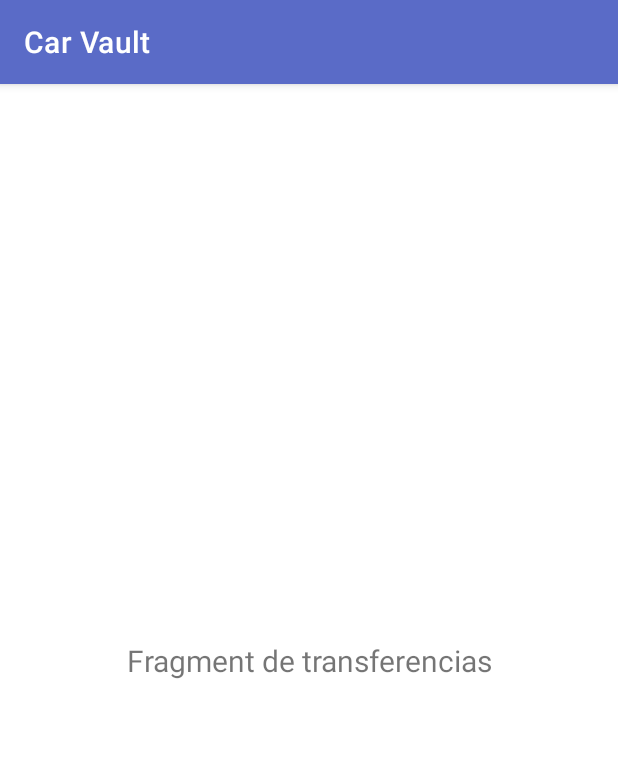
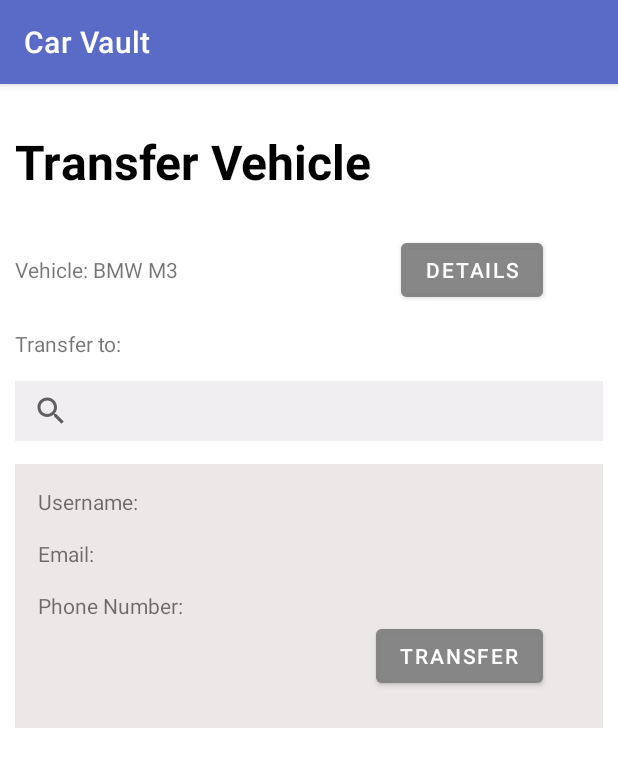
Before and after one commit to CarVault/CarVaultMobile, an Android app: the fragment TransferFragment shown on its own in the app's theme, on a phone screen of 412 x 824 dp. Shown: the top 767 px of the screen. Run offline under Robolectric (Android 15) with nearby library versions, the light colour scheme and no system bars.

Commit message:
Add transfer and settings pages

```diff
--- a/app/src/main/java/com/app/carvault/ui/settings/SettingsActivity.kt
+++ b/app/src/main/java/com/app/carvault/ui/settings/SettingsActivity.kt
@@ -1,12 +1,16 @@
 package com.app.carvault.ui.settings
 
+import android.content.Intent
 import androidx.appcompat.app.AppCompatActivity
 import android.os.Bundle
+import android.widget.Button
+import com.app.carvault.NavDrawer
 import com.app.carvault.R
 
 class SettingsActivity : AppCompatActivity() {
     override fun onCreate(savedInstanceState: Bundle?) {
         super.onCreate(savedInstanceState)
         setContentView(R.layout.activity_settings)
+
     }
 }
--- a/app/src/main/java/com/app/carvault/ui/transfers/TransferFragment.kt
+++ b/app/src/main/java/com/app/carvault/ui/transfers/TransferFragment.kt
@@ -5,6 +5,7 @@ import androidx.fragment.app.Fragment
 import android.view.LayoutInflater
 import android.view.View
 import android.view.ViewGroup
+import android.widget.Toast
 import com.app.carvault.R
 
 
@@ -15,7 +16,20 @@ class TransferFragment : Fragment() {
         savedInstanceState: Bundle?
     ): View? {
         // Inflate the layout for this fragment
-        return inflater.inflate(R.layout.fragment_transfer, container, false)
+         val v = inflater.inflate(R.layout.fragment_transfer, container, false)
+
+        // Listener on details button
+        val detailsButton: View = v.findViewById(R.id.details)
+        detailsButton.setOnClickListener {
+           Toast.makeText(this.context, "See car details!", Toast.LENGTH_SHORT).show()
+        }
+
+        // Listener on transfer button
+        val transferButton: View = v.findViewById(R.id.transferButton)
+        transferButton.setOnClickListener {
+            Toast.makeText(this.context, "Transfer vehicle!", Toast.LENGTH_SHORT).show()
+        }
+        return v
     }
 
 }
--- a/app/src/main/res/layout/fragment_transfer.xml
+++ b/app/src/main/res/layout/fragment_transfer.xml
@@ -4,16 +4,128 @@
     android:layout_width="match_parent"
     android:layout_height="match_parent"
     xmlns:android="http://schemas.android.com/apk/res/android">
+    <LinearLayout
+        android:layout_width="match_parent"
+        android:layout_height="match_parent"
+        android:background="#003F51B5"
+
+        android:backgroundTint="#3F51B5"
+        android:orientation="vertical"
+
+        android:paddingTop="30dp"
+        android:paddingLeft="10dp"
+        android:paddingRight="10dp"
+        tools:layout_editor_absoluteX="0dp"
+        tools:layout_editor_absoluteY="-16dp">
 
 
-    <TextView
-        android:id="@+id/textView6"
-        android:layout_width="wrap_content"
-        android:layout_height="wrap_content"
-        android:text="Fragment de transferencias"
-        android:textSize="20sp"
-        app:layout_constraintBottom_toBottomOf="parent"
-        app:layout_constraintEnd_toEndOf="parent"
-        app:layout_constraintStart_toStartOf="parent"
-        app:layout_constraintTop_toTopOf="parent" />
+        <TextView
+            android:id="@+id/settingsTitle"
+            android:layout_width="330dp"
+            android:layout_height="40dp"
+            android:text="Transfer Vehicle"
+            android:textColor="#000000"
+            android:textSize="32sp"
+            android:textStyle="bold" />
+
+        <LinearLayout
+            android:layout_width="match_parent"
+            android:layout_height="wrap_content"
+            android:orientation="horizontal"
+
+            android:paddingTop="30dp"
+
+
+            >
+
+            <TextView
+                android:id="@+id/FontSizeTitle"
+                android:layout_width="wrap_content"
+                android:layout_height="wrap_content"
+                android:text="Vehicle: BMW M3" />
+
+            <View
+                android:layout_width="0dp"
+                android:layout_height="0dp"
+                android:layout_weight="1" />
+
+            <Button
+                android:id="@+id/details"
+                android:layout_width="wrap_content"
+                android:layout_height="wrap_content"
+                android:layout_marginRight="40dp"
+                android:backgroundTint="#C3818080"
+                android:text="Details"
+                app:iconTint="#5C5834" />
+        </LinearLayout>
+
+        <TextView
+            android:id="@+id/TransferToTitle"
+            android:layout_width="wrap_content"
+            android:layout_height="wrap_content"
+            android:layout_marginTop="15dp"
+            android:text="Transfer to:" />
+
+        <SearchView
+            android:layout_width="match_parent"
+            android:layout_height="40dp"
+            android:layout_marginTop="15dp"
+            android:background="#EDE9E9"
+            android:backgroundTint="#F0EEF1" />
+
+        <LinearLayout
+            android:layout_width="match_parent"
+            android:layout_height="176dp"
+            android:layout_marginTop="15dp"
+            android:background="#ECE8E8"
+            android:orientation="vertical"
+            android:paddingLeft="15dp"
+            android:paddingTop="15dp"
+            android:paddingBottom="15dp">
+
+            <TextView
+                android:id="@+id/Username"
+                android:layout_width="wrap_content"
+                android:layout_height="wrap_content"
+
+                android:text="Username:" />
+
+            <TextView
+                android:id="@+id/Email"
+                android:layout_width="wrap_content"
+                android:layout_height="wrap_content"
+                android:layout_marginTop="15dp"
+
+                android:text="Email:" />
+
+            <TextView
+                android:id="@+id/PhoneNumber"
+                android:layout_width="wrap_content"
+                android:layout_height="wrap_content"
+                android:layout_marginTop="15dp"
+
+                android:text="Phone Number:" />
+
+            />
+
+            <LinearLayout
+                android:layout_width="match_parent"
+                android:layout_height="wrap_content">
+
+                <View
+                    android:layout_width="0dp"
+                    android:layout_height="0dp"
+                    android:layout_weight="1" />
+
+                <Button
+                    android:id="@+id/transferButton"
+                    android:layout_width="wrap_content"
+                    android:layout_height="wrap_content"
+                    android:layout_marginRight="40dp"
+                    android:backgroundTint="#C3818080"
+                    android:text="TRANSFER"
+                    app:iconTint="#5C5834" />
+            </LinearLayout>
+        </LinearLayout>
+    </LinearLayout>
 </androidx.constraintlayout.widget.ConstraintLayout>
```
Also changed, not shown: app/src/main/res/layout/activity_settings.xml (+69 -10 lines), app/src/main/res/layout/register_activity.xml (added, +123 -0 lines).
